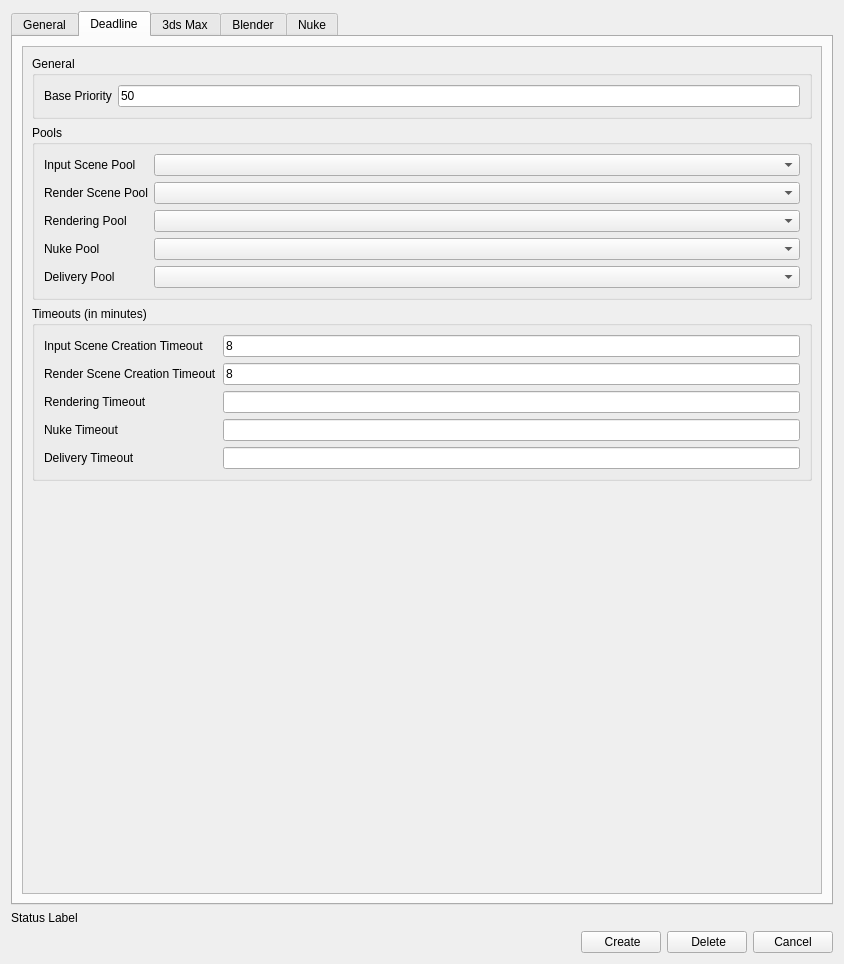
Qt form plugins/RenderingPipelinePlugin/assets/renderingPipeline.ui (compix/MetadataManager) before a commit.
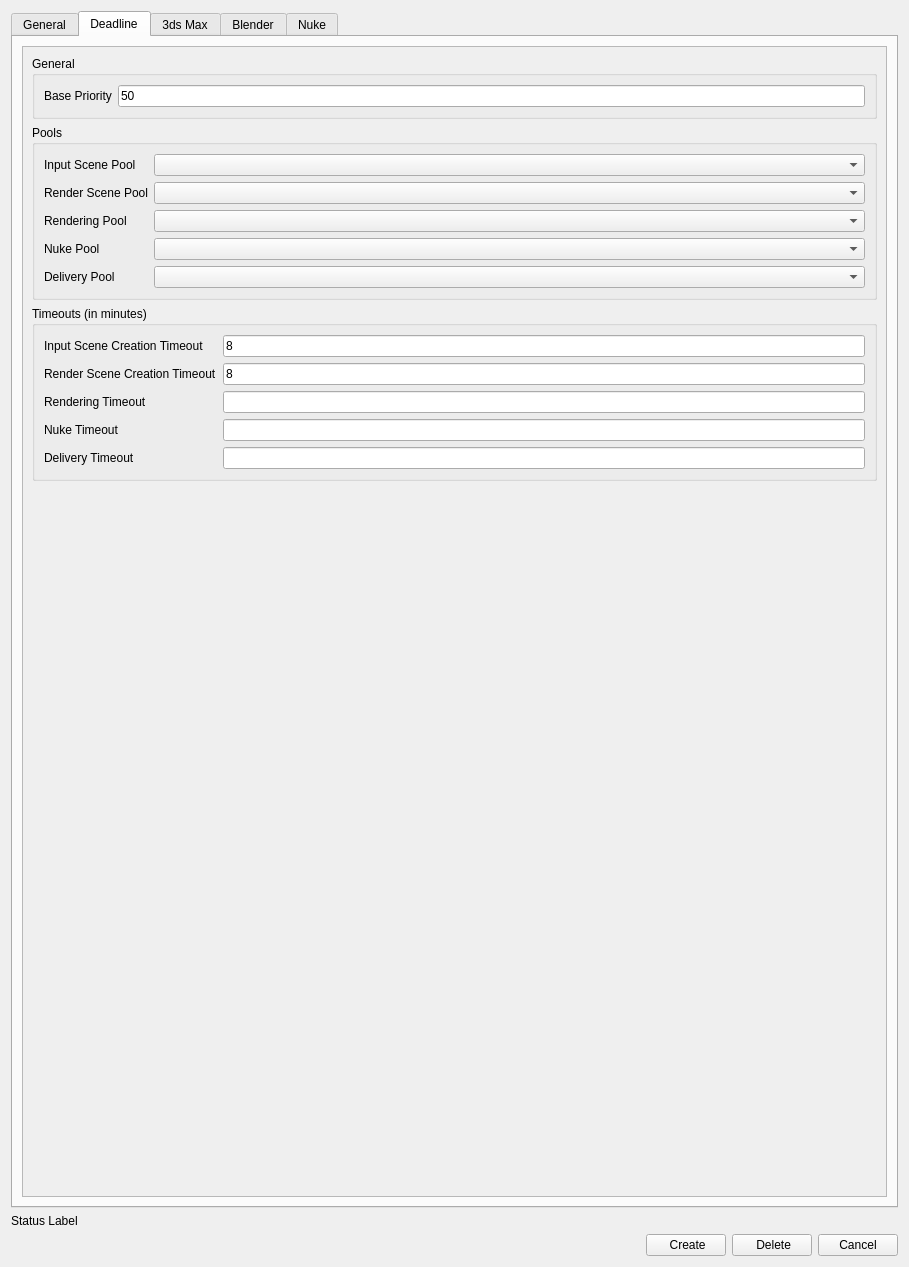
The same form after that commit. The open tabs and pages were chosen to show the change. Icons and pictures are not drawn.

Commit message: Renamed PipelineKeys to avoid potential collisions, naming validity check

```diff
--- a/plugins/RenderingPipelinePlugin/assets/renderingPipeline.ui
+++ b/plugins/RenderingPipelinePlugin/assets/renderingPipeline.ui
@@ -6,8 +6,8 @@
    <rect>
     <x>0</x>
     <y>0</y>
-    <width>844</width>
-    <height>964</height>
+    <width>909</width>
+    <height>1267</height>
    </rect>
   </property>
   <property name="windowTitle">
@@ -1012,8 +1012,8 @@
            <rect>
             <x>0</x>
             <y>0</y>
-            <width>800</width>
-            <height>850</height>
+            <width>865</width>
+            <height>1153</height>
            </rect>
           </property>
           <layout class="QVBoxLayout" name="verticalLayout_12">
```
Left out of the diff: 10 changed lines with no effect on the pictures. The commit also changes 3 other files.
